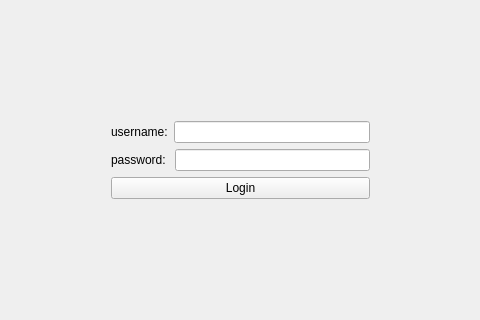
The window that miMessageClient/mainwindow.ui (lucky-rydar/miMessage) describes before a commit, drawn with Qt 5; both pictures show x 165 to 645 and y 148 to 468 of the 811 by 588 pixel window.
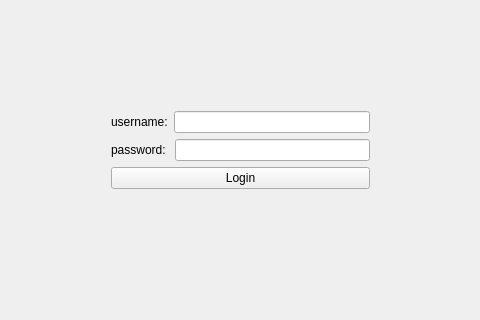
The same window after the commit. The open tabs and pages were chosen to show the change.

What changed in the file:
```diff
--- a/miMessageClient/mainwindow.ui
+++ b/miMessageClient/mainwindow.ui
@@ -119,6 +119,13 @@
                   </property>
                  </widget>
                 </item>
+                <item>
+                 <widget class="QLabel" name="logInfoLabel">
+                  <property name="text">
+                   <string/>
+                  </property>
+                 </widget>
+                </item>
                 <item>
                  <spacer name="verticalSpacer_2">
                   <property name="orientation">
```
Left out of the diff: 12 changed lines with no effect on the pictures.
